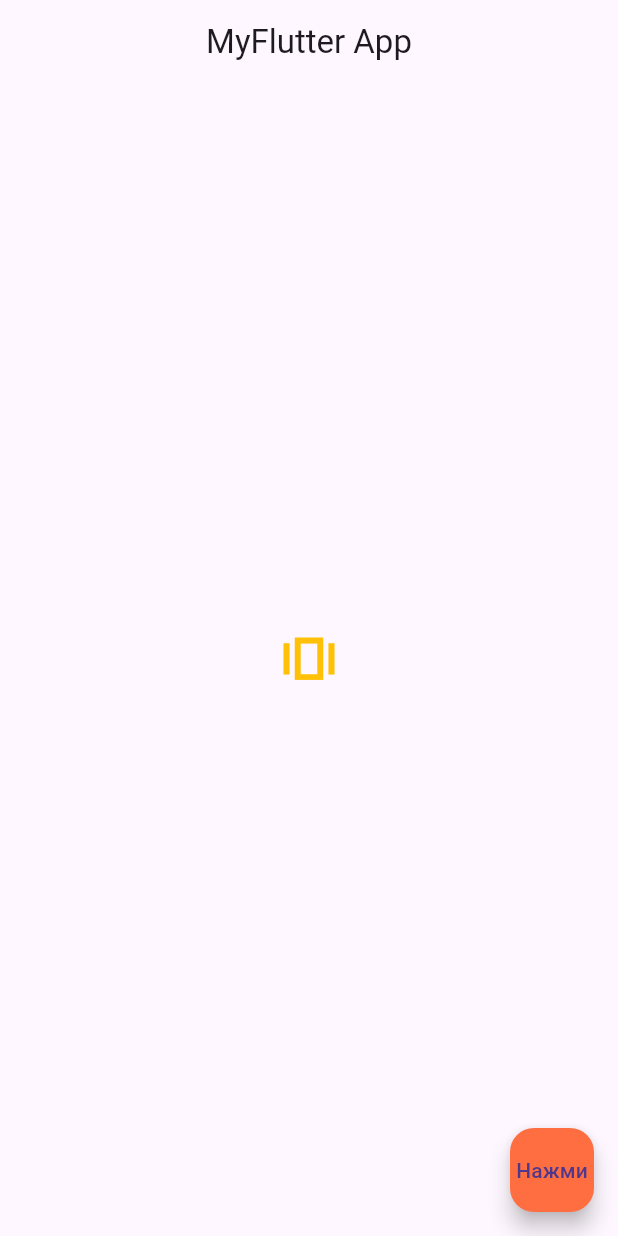
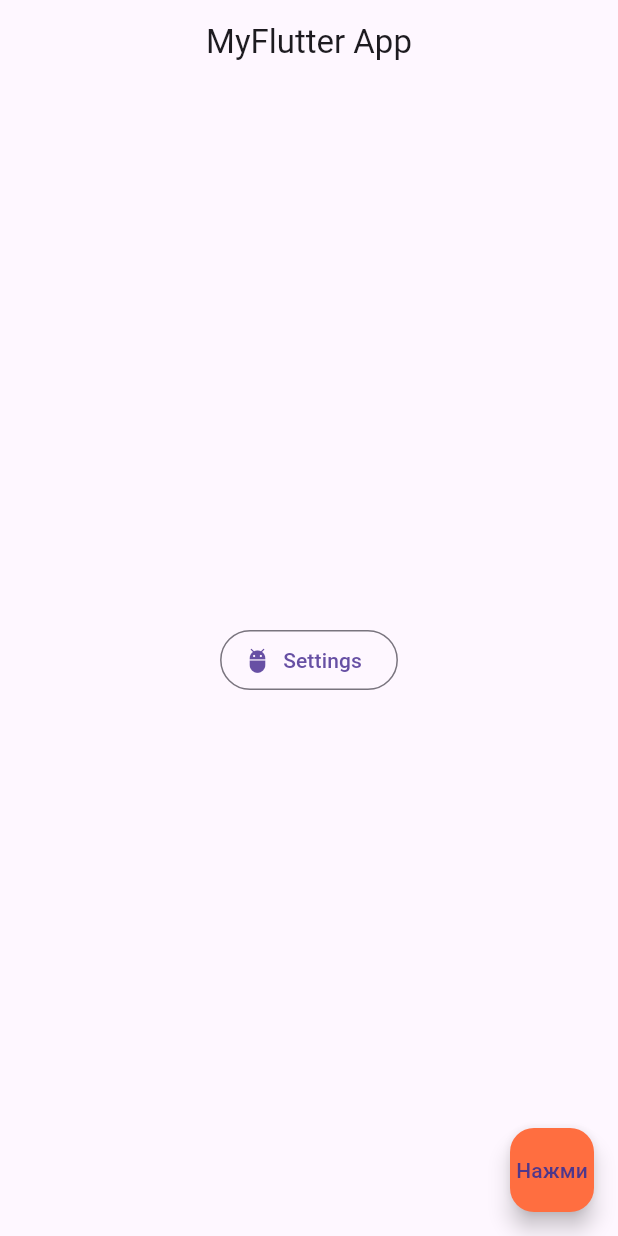
Before and after one commit to Ziyaddin01/flutter_app, a Flutter app: the screen it shows after launch, on a phone screen of 412 x 824 dp. Run offline on Flutter 3.47's test engine with Material 3 defaults, Android fonts, the phone set to English and light mode, and no system bars.

Commit message:
Added "Кнопки добавил"

```diff
--- a/lib/main.dart
+++ b/lib/main.dart
@@ -12,7 +12,14 @@ class MyApp extends StatelessWidget {
         centerTitle: true,
         ),
         body: Center (
-          child:  Icon(Icons.amp_stories_outlined, size: 45, color: Colors.amber,),
+          child: OutlinedButton.icon(
+              onPressed: () {},
+              icon: Icon(Icons.adb_sharp),
+              label: Text('Settings')
+          )
+          // ElevatedButton(onPressed: () {},child: Text('Нажми'), style: TextButton.styleFrom(backgroundColor: Colors.blueGrey),),
+          // TextButton(onPressed: () {}, child: Text('Нажми на меня'), style: TextButton.styleFrom(backgroundColor: Colors.blueGrey),
+          // Icon(Icons.amp_stories_outlined, size: 45, color: Colors.amber,),
         ),
           floatingActionButton: FloatingActionButton(
           child: Text('Нажми'),onPressed: () {
```
